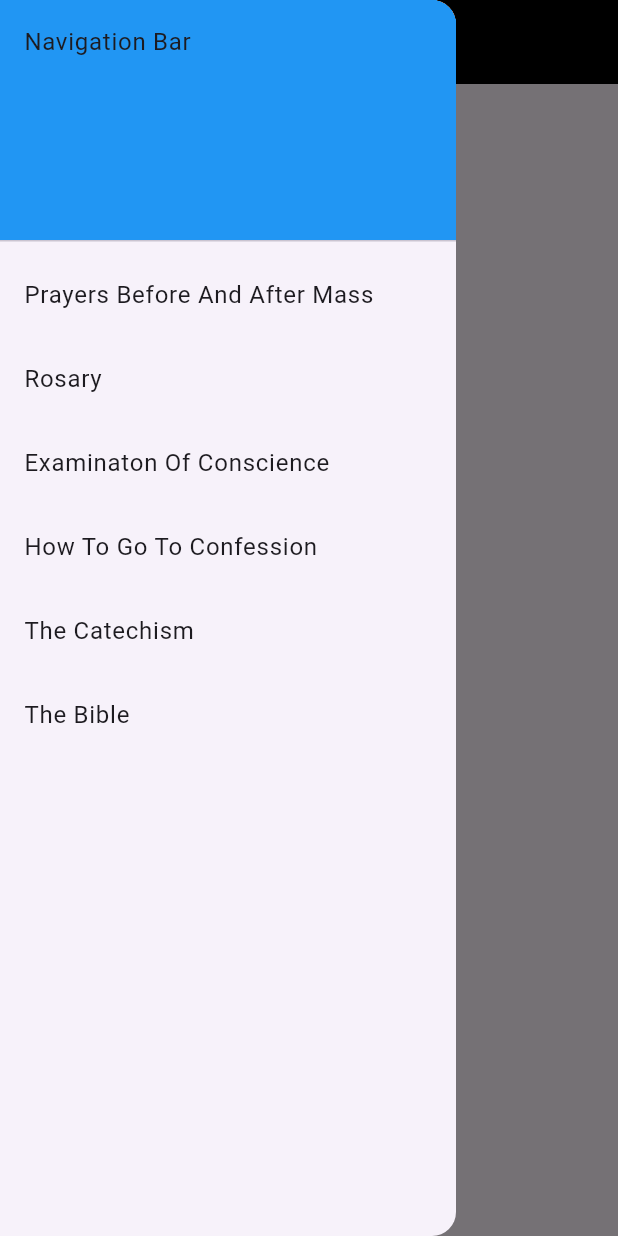
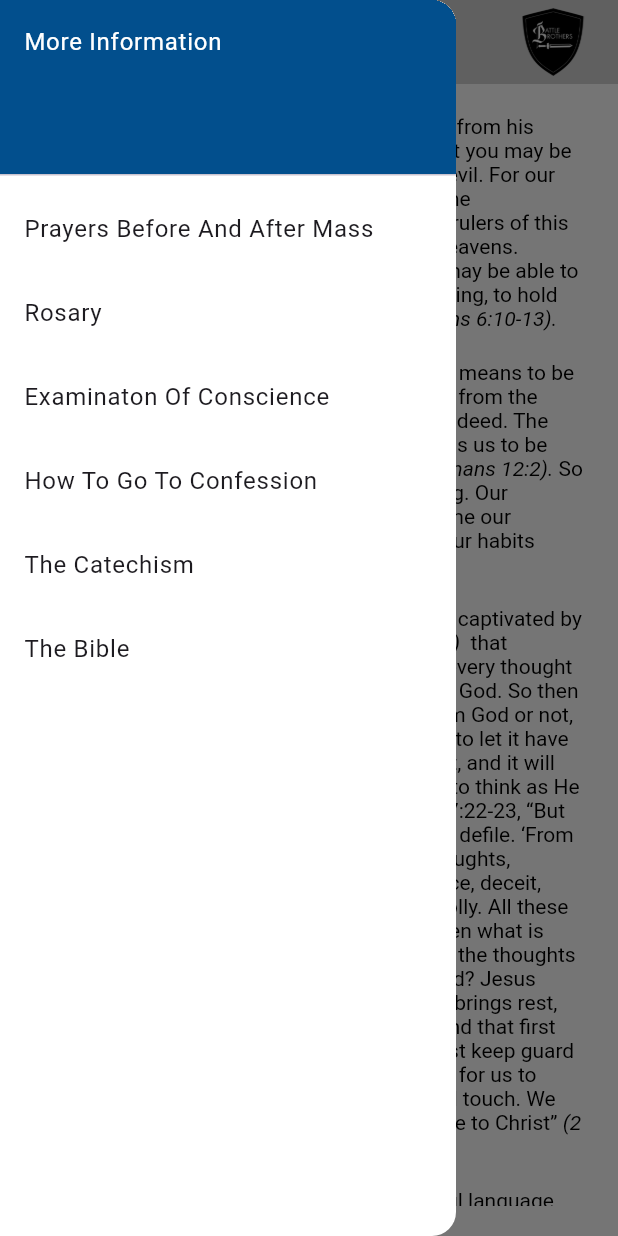
Before and after one commit to matthewweil3/battle-brothers, a Flutter app: the screen it shows after launch, with the side drawer open, on a phone screen of 412 x 824 dp. Run offline on Flutter 3.47's test engine with Material 3 defaults, Android fonts, the light colour scheme and no system bars.

Commit message:
updated header and main body

```diff
--- a/lib/main.dart
+++ b/lib/main.dart
@@ -1,5 +1,8 @@
+import 'dart:async';
+import 'widgets/MainScreen.dart';
 import 'package:flutter/material.dart';
 import 'widgets/NavigationBarDrawer.dart';
+
 
 void main() {
   runApp(const MyApp());
@@ -11,51 +14,86 @@
   // This widget is the root of your application.
   @override
   Widget build(BuildContext context) {
-    return const MaterialApp(
-      title: 'Battle Brothers',
-      color: Colors.black,
-      home: MyHomePage(title: 'Battle Brothers'),
+    return  MaterialApp(
+      home: SplashScreen(),
     );
   }
 }
 
-class MyHomePage extends StatefulWidget {
-  const MyHomePage({super.key, required this.title});
+class SplashScreen extends StatefulWidget {
+  @override
+  _SplashScreenState createState() => _SplashScreenState();
+}
 
-  final String title;
+class _SplashScreenState extends State<SplashScreen> {
+  double _opacity = 1.0; // Initial opacity
 
   @override
-  State<MyHomePage> createState() => _MyHomePageState();
+  void initState() {
+    super.initState();
+
+    // Start the fade-out animation after a delay
+    Timer(Duration(seconds: 3), () {
+      setState(() {
+        _opacity = 0.0; // Trigger the fade-out
+      });
+
+      // Navigate to the next screen after the fade-out animation
+      Timer(Duration(seconds: 1), () {
+        Navigator.pushReplacement(
+          context,
+          MaterialPageRoute(builder: (context) => MyHomePage()),
+        );
+      });
+    });
+  }
+
+  @override
+  Widget build(BuildContext context) {
+    return
+      AnimatedOpacity(
+        opacity: _opacity,
+        duration: Duration(seconds: 1),
+        child: Container(
+          decoration: BoxDecoration(
+            image: DecorationImage(
+              image: AssetImage('assets/MainPhoto.PNG'),
+              fit: BoxFit.contain,
+            ),
+          ),
+        ),
+      );
+  }
 }
 
-class _MyHomePageState extends State<MyHomePage> {
 
-
+class MyHomePage extends StatelessWidget {
   @override
   Widget build(BuildContext context) {
     return Scaffold(
       drawer: NavigationBarDrawerWidget(),
       appBar: AppBar(
-        foregroundColor: Colors.white,
-        backgroundColor: Colors.black,
-        title: Text(
-          widget.title,
+        foregroundColor: Colors.black,
+        backgroundColor:  const Color.fromARGB(255, 209, 209, 209),
+        title: Row
+        (
+          children: [
+
+          Text(          "Battle Brothers",
           style: const TextStyle(
-              color: Colors.white
+              color: Colors.black
               )
           ),
+          SizedBox(width: 130),
+          Image.asset('assets/BBLogo.png', height: 45)
+          ]
+      )
       ),
-      body:const Center(
-        child: Column(
-          mainAxisAlignment: MainAxisAlignment.center,
-          children: <Widget>[
-            Text(
-              "test"
-            )
-          ],
-        ),
-      ),
-
+      body: Container(
+        padding: EdgeInsets.all(20),
+        color: Colors.white,
+        child: MainScreenWidget()
+      )
     );
   }
 }
--- /dev/null
+++ b/lib/widgets/MainScreen.dart
@@ -0,0 +1,72 @@
+import 'package:flutter/material.dart';
+
+class MainScreenWidget extends StatelessWidget {
+  const MainScreenWidget({super.key});
+
+
+  @override
+  Widget build(BuildContext context) {
+    return  SingleChildScrollView(
+    child: Column(
+        children: [
+      RichText(
+        textAlign: TextAlign.left,
+        text: const TextSpan(text: "“Finally, draw your strength from the Lord and from his mighty power. Put on the armor of God so that you may be able to stand firm against the tactics of the devil. For our struggle is not with flesh and blood but with the principalities, with the powers, with the world rulers of this present darkness, with the evil spirits in the heavens. Therefore, put on the armor of God, that you may be able to resist on the evil day and, having done everything, to hold your ground”", style: TextStyle(color: Colors.black),
+        children: [
+            TextSpan(text: "(Saint Paul’s letter to the Ephesians 6:10-13).", style: TextStyle(fontStyle: FontStyle.italic, color: Colors.black))
+        ]
+        )
+        ),
+
+      const Text(" "),
+
+      RichText(
+        textAlign: TextAlign.left,
+        text: const TextSpan(
+        children: [
+            TextSpan(text: "We are called to be Holy for God is Holy.", style: TextStyle(fontWeight: FontWeight.bold,  decoration: TextDecoration.underline, color:Colors.black)),
+            TextSpan(text: " Holy means to be “set apart.” As Christians we are to be distinct from the world. We are to be holy in thought, word, and deed. The battle begins with our thoughts. Saint Paul tells us to be transformed by the renewal of our minds ", style: TextStyle(color: Colors.black)),
+            TextSpan(text: "(Romans 12:2).", style: TextStyle(fontStyle: FontStyle.italic, color: Colors.black)),
+            TextSpan(text: " So it begins with our thoughts, our way of thinking. Our thoughts become our words, our words become our actions, our actions become our habits, and our habits become our character.", style: TextStyle(color: Colors.black))
+        ]
+        )
+        ),
+
+        const Text(" "),
+
+      RichText(
+        textAlign: TextAlign.left,
+        text: const TextSpan(
+        children: [
+            TextSpan(text: "The Battle in Thought:", style: TextStyle(fontWeight: FontWeight.bold,  decoration: TextDecoration.underline, color:Colors.black)),
+            TextSpan(text: " Our thoughts are to be captivated by Christ. If a thought, “every spirit” ", style: TextStyle(color: Colors.black)),
+            TextSpan(text: "(1 John 4:2-3) ", style: TextStyle(fontStyle: FontStyle.italic, color: Colors.black)),
+            TextSpan(text: " that acknowledges Jesus, is then from God, then every thought that does not acknowledge Jesus, is not from God. So then we must discern our thoughts: if it comes from God or not, and if it does not come from God then we are to let it have no power and say “No” to its lie, and dismiss it, and it will take flight. So then we are to let God rule and to think as He thinks. This is the Battle. Jesus says in Mark 7:22-23, “But the things that come out from within are what defile. ‘From within people, from their hearts, come evil thoughts, unchastity, theft, murder, adultery, greed, malice, deceit, licentiousness, envy, blasphemy, arrogance, folly. All these evils come from within and they defile.’” So then what is knocking at the door of our minds and hearts, the thoughts from the devil, desires of the flesh, or the world? Jesus knocks as well; we have only to let Him in, He brings rest, peace, and joy. Also there is nothing in the mind that first does not come through the senses so we must keep guard over our senses, to only let that which is good for us to enter through our eyes, nose, mouth, ears, and touch. We are to “take every thought captive to obedience to Christ” ", style: TextStyle(color: Colors.black)),
+            TextSpan(text: "(2 Corinthians 10:5).", style: TextStyle(fontStyle: FontStyle.italic, color: Colors.black))
+        ]
+        )
+        ),
+
+         const Text(" "),
+
+      RichText(
+        textAlign: TextAlign.left,
+        text: const TextSpan(
+        children: [
+            TextSpan(text: "The Battle in Speech:", style: TextStyle(fontWeight: FontWeight.bold,  decoration: TextDecoration.underline, color:Colors.black)),
+            TextSpan(text: " Saint Paul says, “No foul language should come out of your mouths, but only such as good for needed edification, that it may impart grace to those who hear” ", style: TextStyle(color: Colors.black)),
+            TextSpan(text: "(Ephesians 4:29). ", style: TextStyle(fontStyle: FontStyle.italic, color: Colors.black)),
+            TextSpan(text: " The 2nd Commandment tells us not to take the Lord’s name in vain. The name of God is Holy and it is not to be taken in vain. Vain means “emptiness,” so it is to use God’s name in emptiness. Whereas to curse is to call evil upon someone. James 3:10 says, “From the same mouth come blessing and cursing. This need not be so, my brothers.” Our words are powerful they can build up or tear down, they can bless or curse God and others. Another thing is to use profanity and vulgarities which makes one look bad especially a Christian who is held to a higher standard. The word Vulgar means “common language” and as Christians we are not to let the Holy names of God, Jesus, and Mary taken in vain, profanity, and vulgarities become our common language. As Battle Brothers, we are to hold each other accountable when God’s name, the name of Jesus, and the name of Mary are used in vain, or when someone curses, or uses profanity and vulgarities. Simply say “Brother, Battle it!” Or say it in another way with charity to correct a brother as fraternal correction and fraternal charity. Do it in truth and charity as these can never be separated. To call your brother to battle, this calls them to task, to keep growing, striving for holiness. We are a work in progress, so keep working at it, as we are to remove the plank from our own eye before removing the splinter from our brothers eye ", style: TextStyle(color: Colors.black)),
+            TextSpan(text: "(Matthew 7:5). ", style: TextStyle(fontStyle: FontStyle.italic, color: Colors.black)),
+            TextSpan(text: " We are to do both, first to work on ourself and also to help others. “Iron is sharpened by iron; one person sharpens another” ", style: TextStyle(color: Colors.black)),
+            TextSpan(text: "(Proverbs 27:17). ", style: TextStyle(fontStyle: FontStyle.italic, color: Colors.black)),
+            TextSpan(text: " Also when we hear the Holy names of God, Jesus, and Mary used in vain we can make reparations, that is make amends for the wrongs one has done, by praying an Our Father, Hail Mary, and Glory Be.", style: TextStyle(color: Colors.black))
+        ]
+        )
+        ),
+
+
+    ])
+    );
+  }
+}
--- a/lib/widgets/NavigationBarDrawer.dart
+++ b/lib/widgets/NavigationBarDrawer.dart
@@ -2,19 +2,27 @@
 import 'package:flutter/material.dart';
 
 class NavigationBarDrawerWidget extends StatelessWidget {
+  const NavigationBarDrawerWidget({super.key});
+
 
   @override
   Widget build(BuildContext context) {
     return Drawer(
+      backgroundColor:  Colors.white,
       child: ListView(
         padding: EdgeInsets.zero,
-        children: const [
-          DrawerHeader(
+        children:  const [
+          SizedBox(
+            height: 125,
+          child: DrawerHeader(
           decoration: BoxDecoration(
-            color: Colors.blue,
+            color: Color.fromARGB(255, 2, 79, 141),
           ),
-          child: Text("Navigation Bar"),
-          ),
+          child: Text(
+            "More Information",
+            style: TextStyle(color: Colors.white),
+            ),
+          )),
           ListTile(
             title:  Text("Prayers Before And After Mass"),
           ),
--- a/pubspec.yaml
+++ b/pubspec.yaml
@@ -60,6 +60,8 @@ flutter:
   # To add assets to your application, add an assets section, like this:
   assets:
     - assets/Battle_Brothers.pdf
+    - assets/MainPhoto.PNG
+    - assets/BBLogo.png
 
   # An image asset can refer to one or more resolution-specific "variants", see
   # https://flutter.dev/to/resolution-aware-images
```
Also changed, not shown: assets/BBLogo.png (added), assets/MainPhoto.PNG (added).
